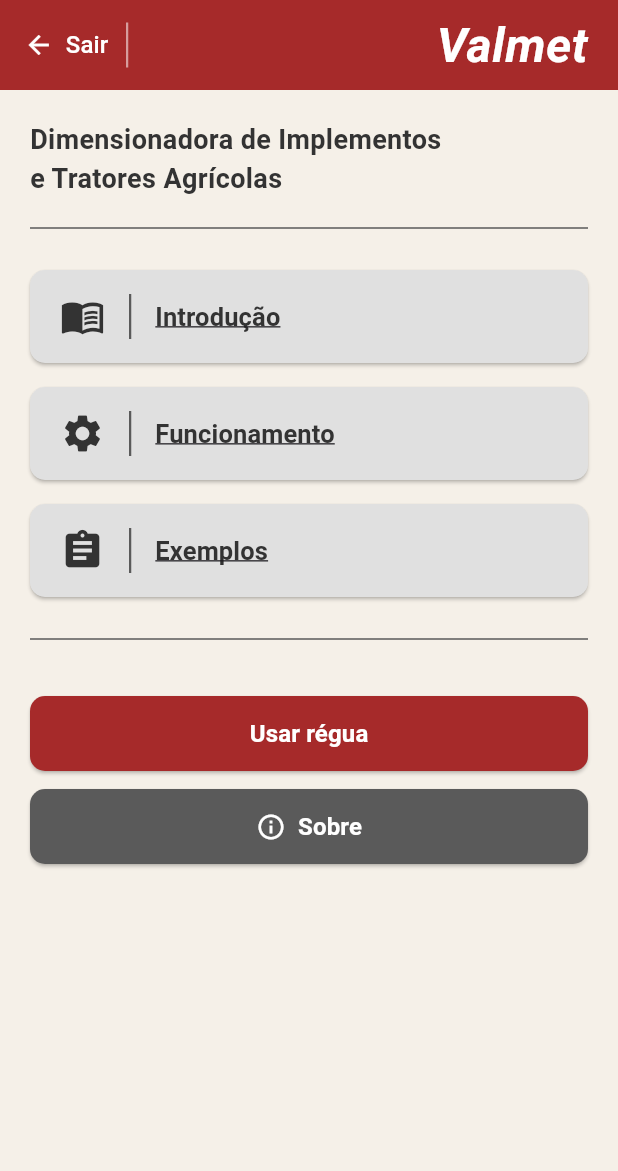
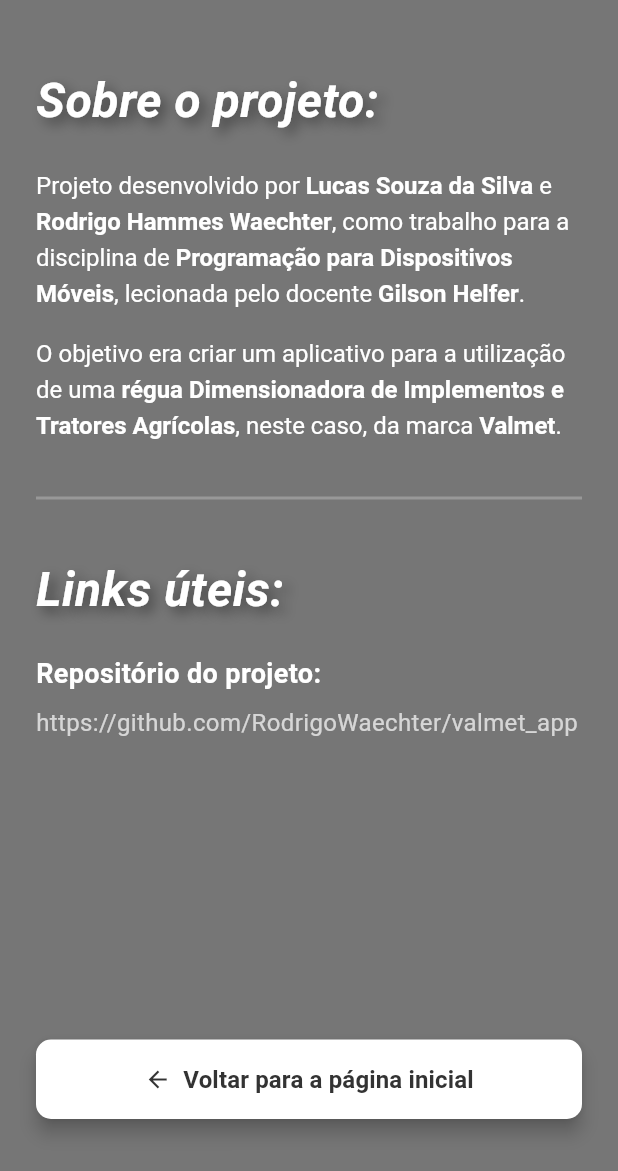
Before and after one commit to RodrigoWaechter/valmet_app, a Flutter app: the screen it shows after launch, after a tap on "Sobre", on a phone screen of 412 x 824 dp. Shown: the top 1171 px of the screen. Run offline on Flutter 3.47's test engine with Material 3 defaults, Android fonts, the phone set to English and light mode, and no system bars.

Commit message:
implementação da tela 'Sobre'

```diff
--- /dev/null
+++ b/lib/about_screen.dart
@@ -0,0 +1,178 @@
+import 'package:flutter/material.dart';
+import 'theme_colors.dart';
+
+class AboutScreen extends StatelessWidget {
+  const AboutScreen({super.key});
+
+  // estilo para os títulos com sombra
+  final TextStyle _titleStyle = const TextStyle(
+    color: Colors.white,
+    fontSize: 32,
+    fontWeight: FontWeight.bold,
+    fontStyle: FontStyle.italic,
+    shadows: [
+      Shadow(
+        blurRadius: 10.0,
+        color: Colors.black45,
+        offset: Offset(4.0, 4.0),
+      ),
+    ],
+  );
+
+  // estilo para o corpo do texto (branco)
+  final TextStyle _bodyStyle = const TextStyle(
+    color: Colors.white,
+    fontSize: 16,
+    height: 1.5,
+  );
+
+  @override
+  Widget build(BuildContext context) {
+    return Scaffold(
+      // fundo cinza escuro
+      backgroundColor: kValmetDarkBackground,
+
+      body: SingleChildScrollView(
+        child: Padding(
+          padding: const EdgeInsets.all(24.0),
+          child: Column(
+            crossAxisAlignment: CrossAxisAlignment.start,
+            children: [
+              // espaçamento superior para segurança
+              SizedBox(height: MediaQuery.of(context).padding.top + 20),
+
+              // --- Sobre o Projeto ---
+              Text('Sobre o projeto:', style: _titleStyle),
+              const SizedBox(height: 20),
+
+              RichText(
+                text: TextSpan(
+                  style: _bodyStyle,
+                  children: const [
+                    TextSpan(
+                      text: 'Projeto desenvolvido por ',
+                    ),
+                    TextSpan(
+                      text: 'Lucas Souza da Silva',
+                      style: TextStyle(fontWeight: FontWeight.bold),
+                    ),
+                    TextSpan(
+                      text: ' e ',
+                    ),
+                    TextSpan(
+                      text: 'Rodrigo Hammes Waechter',
+                      style: TextStyle(fontWeight: FontWeight.bold),
+                    ),
+                    TextSpan(
+                      text: ', como trabalho para a disciplina de ',
+                    ),
+                    TextSpan(
+                      text: 'Programação para Dispositivos Móveis',
+                      style: TextStyle(fontWeight: FontWeight.bold),
+                    ),
+                    TextSpan(
+                      text: ', lecionada pelo docente ',
+                    ),
+                    TextSpan(
+                      text: 'Gilson Helfer',
+                      style: TextStyle(fontWeight: FontWeight.bold),
+                    ),
+                    TextSpan(
+                      text: '.',
+                    ),
+                  ],
+                ),
+              ),
+
+              const SizedBox(height: 16),
+
+              RichText(
+                text: TextSpan(
+                  style: _bodyStyle,
+                  children: const [
+                    TextSpan(
+                      text: 'O objetivo era criar um aplicativo para a utilização de uma ',
+                    ),
+                    TextSpan(
+                      text: 'régua Dimensionadora de Implementos e Tratores Agrícolas',
+                      style: TextStyle(fontWeight: FontWeight.bold),
+                    ),
+                    TextSpan(
+                      text: ', neste caso, da marca ',
+                    ),
+                    TextSpan(
+                      text: 'Valmet',
+                      style: TextStyle(fontWeight: FontWeight.bold),
+                    ),
+                    TextSpan(
+                      text: '.',
+                    ),
+                  ],
+                ),
+              ),
+
+              // divisor sutil
+              const SizedBox(height: 30),
+              const Divider(
+                color: kValmetSubtleDivider,
+                thickness: 2.0,
+              ),
+              const SizedBox(height: 30),
+
+              // --- SEÇÃO 2: Links Úteis ---
+              Text('Links úteis:', style: _titleStyle),
+              const SizedBox(height: 20),
+
+              const Text(
+                'Repositório do projeto:',
+                style: TextStyle(
+                  color: Colors.white,
+                  fontSize: 18,
+                  fontWeight: FontWeight.bold,
+                ),
+              ),
+              const SizedBox(height: 8),
+
+              const Text(
+                'https://github.com/RodrigoWaechter/valmet_app',
+                style: TextStyle(
+                  color: Colors.white70,
+                  fontSize: 16,
+                ),
+              ),
+
+              // espaço antes do botão
+              const SizedBox(height: 200),
+
+              // --- BOTÃO PARA RETORNAR À HOME ---
+              Center(
+                child: ElevatedButton.icon(
+                  onPressed: () => Navigator.pop(context),
+                  icon: const Icon(Icons.arrow_back, color: kValmetTextDark),
+                  label: const Text(
+                    'Voltar para a página inicial',
+                    style: TextStyle(
+                      color: kValmetTextDark,
+                      fontSize: 16,
+                      fontWeight: FontWeight.w600,
+                    ),
+                  ),
+                  style: ElevatedButton.styleFrom(
+                    backgroundColor: Colors.white,
+                    minimumSize: const Size(double.infinity, 50),
+                    shape: RoundedRectangleBorder(
+                      borderRadius: BorderRadius.circular(10.0),
+                    ),
+                    elevation: 5,
+                    padding: const EdgeInsets.symmetric(horizontal: 40, vertical: 15),
+                  ),
+                ),
+              ),
+              const SizedBox(height: 24),
+            ],
+          ),
+        ),
+      ),
+    );
+  }
+}
--- a/lib/main.dart
+++ b/lib/main.dart
@@ -5,6 +5,7 @@
 import 'theme_colors.dart';
 import 'funcionamento_screen.dart';
 import 'lado2_screen.dart';
+import 'about_screen.dart';
 
 void main() {
   runApp(const MyApp());
@@ -116,7 +117,13 @@
                 text: 'Sobre',
                 color: kValmetDarkGrey,
                 icon: Icons.info_outline,
-                onPressed: () {},
+                onPressed: () {
+                  Navigator.push(
+                    context,
+                    MaterialPageRoute(
+                        builder: (context) => const AboutScreen()),
+                  );
+                },
               ),
             ],
           ),
--- a/lib/theme_colors.dart
+++ b/lib/theme_colors.dart
@@ -5,3 +5,7 @@
 const Color kValmetBeige = Color(0xFFF5F0E8);
 const Color kValmetButtonGrey = Color(0xFFE0E0E0);
 const Color kValmetTextDark = Color(0xFF333333);
+
+// cores para a tela 'Sobre'
+const Color kValmetDarkBackground = Color (0xFF767676);
+const Color kValmetSubtleDivider = Color (0xFF989898);
```
